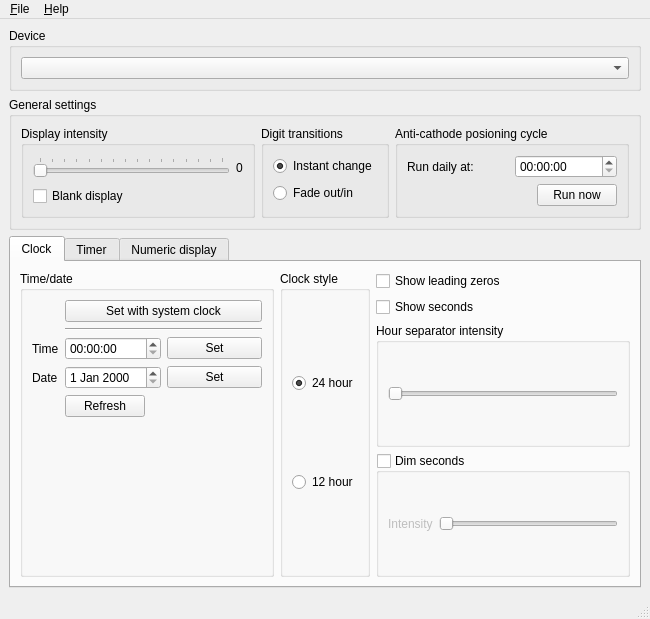
jtsiomb/nixiedisp, file sw/nixiedisp-gui/ui/mainwin.ui: the form before one commit.
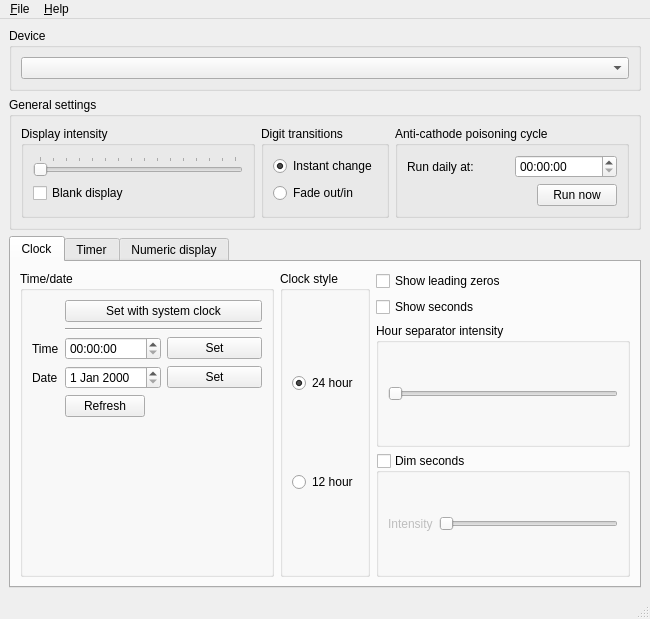
The form after the commit.

Commit message: GUI fixes, and start of the windows port

Patch:
```diff
--- a/sw/nixiedisp-gui/ui/mainwin.ui
+++ b/sw/nixiedisp-gui/ui/mainwin.ui
@@ -78,16 +78,6 @@
                 </property>
                </widget>
               </item>
-              <item>
-               <widget class="QLabel" name="label_3">
-                <property name="text">
-                 <string>0</string>
-                </property>
-                <property name="alignment">
-                 <set>Qt::AlignCenter</set>
-                </property>
-               </widget>
-              </item>
              </layout>
             </item>
             <item>
@@ -129,7 +119,7 @@
          <item>
           <widget class="QGroupBox" name="groupBox">
            <property name="title">
-            <string>Anti-cathode posioning cycle</string>
+            <string>Anti-cathode poisoning cycle</string>
            </property>
            <layout class="QVBoxLayout" name="verticalLayout_8">
             <item>
```
Left out of the diff: 21 changed lines with no effect on the pictures. The commit also changes 7 other files.
